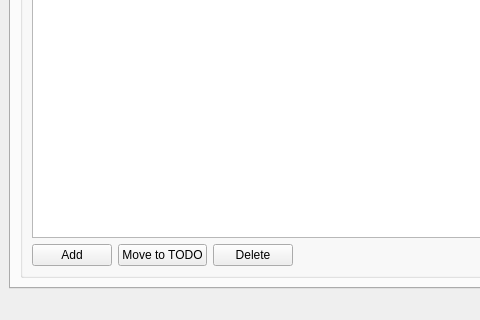
The window that GettingThingsDone/mainwindow.ui (eloranta/GettingThingsDone) describes before a commit, drawn with Qt 5; both pictures show x 0 to 480 and y 342 to 662 of the 800 by 662 pixel window.
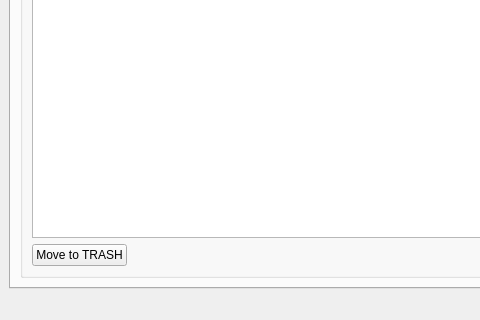
The same window after the commit. The open tabs and pages were chosen to show the change.

Commit message: move back from trash to todo

What changed in the file:
```diff
--- a/GettingThingsDone/mainwindow.ui
+++ b/GettingThingsDone/mainwindow.ui
@@ -197,21 +197,7 @@
                <item>
                 <widget class="QPushButton" name="addButton_3">
                  <property name="text">
-                  <string>Add</string>
-                 </property>
-                </widget>
-               </item>
-               <item>
-                <widget class="QPushButton" name="moveToTodoButton_2">
-                 <property name="text">
-                  <string>Move to TODO</string>
-                 </property>
-                </widget>
-               </item>
-               <item>
-                <widget class="QPushButton" name="deleteButton_3">
-                 <property name="text">
-                  <string>Delete</string>
+                  <string>Move to TRASH</string>
                  </property>
                 </widget>
                </item>
```
Left out of the diff: 18 changed lines with no effect on the pictures. The commit also changes 2 other files.
